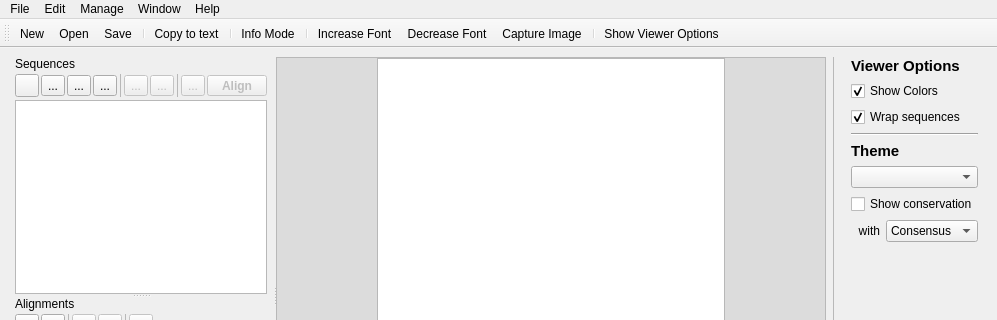
beowulfey/Linnaeo, file src/linnaeo/linnaeo.ui: the form before one commit; both pictures show x 0 to 997 and y 0 to 320 of the 997 by 563 pixel window.
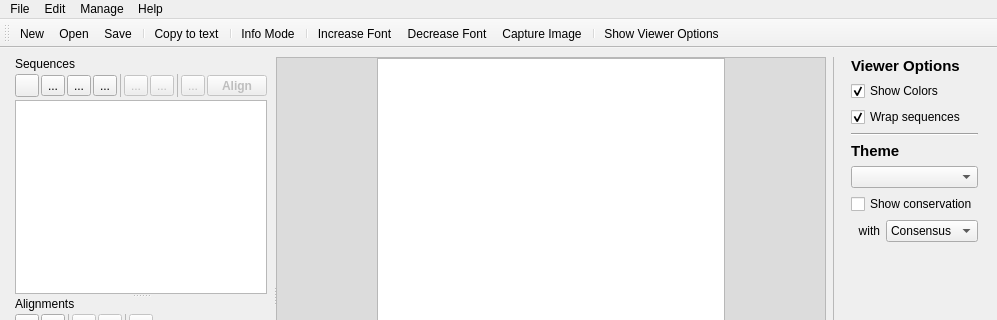
The form after the commit. Icons and pictures are not drawn. Custom widgets are drawn as their Qt base class.

Commit message: added themes and manual webpage

What changed in the file:
```diff
--- a/src/linnaeo/linnaeo.ui
+++ b/src/linnaeo/linnaeo.ui
@@ -899,14 +899,6 @@
     <addaction name="actionAdd_Alignment_Folder"/>
     <addaction name="actionDelete_Selected_Alignments"/>
     <addaction name="separator"/>
-   </widget>
-   <widget class="QMenu" name="menuWindow">
-    <property name="title">
-     <string>Window</string>
-    </property>
-    <addaction name="actionMinimize"/>
-    <addaction name="actionMaximize"/>
-    <addaction name="separator"/>
     <addaction name="actionClose"/>
    </widget>
    <widget class="QMenu" name="menuHelp">
@@ -920,7 +912,6 @@
    <addaction name="menuFile"/>
    <addaction name="menuEdit"/>
    <addaction name="menuManage"/>
-   <addaction name="menuWindow"/>
    <addaction name="menuHelp"/>
   </widget>
   <widget class="QStatusBar" name="statusbar"/>
```
The commit also changes 2 other files.
